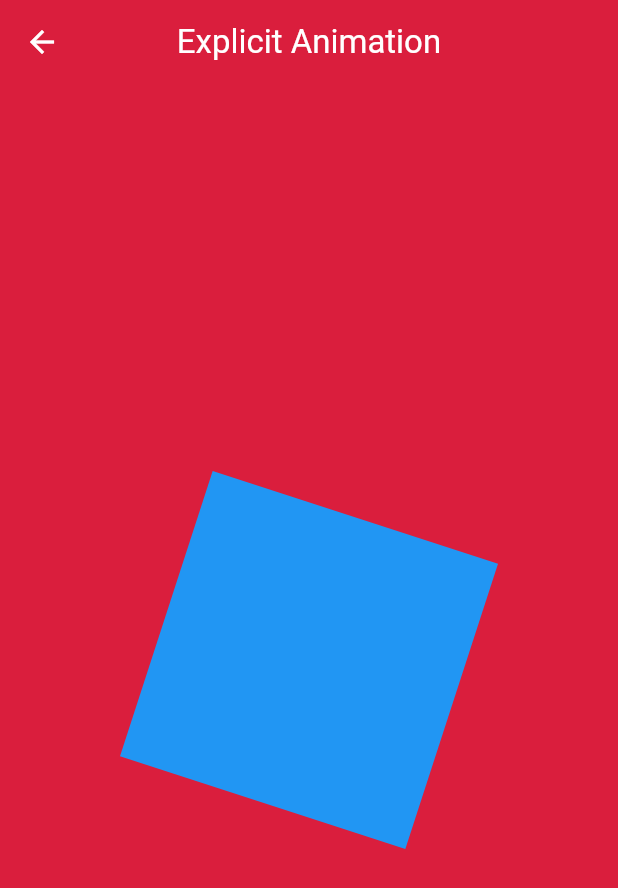
After one commit to sekolah-beta/sbi-2024, a Flutter app: the AnimasiDanInteraksiPengguna screen opened directly, scrolled down 576 dp, after a tap on "Explicit Animation", on a phone screen of 412 x 824 dp. The commit adds this screen. Shown: the top 888 px of the screen. Run offline on Flutter 3.47's test engine with Material 3 defaults, Android fonts, the phone set to English and light mode, and no system bars; our stand-ins replace fluttertoast.

Commit message:
feat: new explicit & implicit animation page

```diff
--- a/lib/06. animasi_dan_interaksi_pengguna/animasi_dan_interaksi_pengguna.dart
+++ b/lib/06. animasi_dan_interaksi_pengguna/animasi_dan_interaksi_pengguna.dart
@@ -4,6 +4,8 @@ import 'package:sbi_2024/06.%20animasi_dan_interaksi_pengguna/action/floating_ac
 import 'package:sbi_2024/06.%20animasi_dan_interaksi_pengguna/action/gesture_detector.dart';
 import 'package:sbi_2024/06.%20animasi_dan_interaksi_pengguna/action/icon_button.dart';
 import 'package:sbi_2024/06.%20animasi_dan_interaksi_pengguna/action/segmented_button.dart';
+import 'package:sbi_2024/06.%20animasi_dan_interaksi_pengguna/animation/explicit_animation.dart';
+import 'package:sbi_2024/06.%20animasi_dan_interaksi_pengguna/animation/implicit_animation.dart';
 import 'package:sbi_2024/06.%20animasi_dan_interaksi_pengguna/form_input/autocomplete.dart';
 import 'package:sbi_2024/06.%20animasi_dan_interaksi_pengguna/form_input/checkbox.dart';
 import 'package:sbi_2024/06.%20animasi_dan_interaksi_pengguna/form_input/datepicker.dart';
@@ -225,6 +227,28 @@ class _AnimasiDanInteraksiPenggunaState
                 },
               ),
             ),
+            const Text('Animation',
+                style: TextStyle(fontWeight: FontWeight.bold, fontSize: 16)),
+            Card(
+              child: ListTile(
+                title: const Text('Implicit Animation'),
+                onTap: () {
+                  Navigator.push(context, MaterialPageRoute(builder: (builder) {
+                    return const ImplicitAnimationScreen();
+                  }));
+                },
+              ),
+            ),
+            Card(
+              child: ListTile(
+                title: const Text('Explicit Animation'),
+                onTap: () {
+                  Navigator.push(context, MaterialPageRoute(builder: (builder) {
+                    return const ExplicitAnimationScreen();
+                  }));
+                },
+              ),
+            ),
           ],
         ),
       ),
--- /dev/null
+++ b/lib/06. animasi_dan_interaksi_pengguna/animation/explicit_animation.dart
@@ -0,0 +1,61 @@
+import 'package:flutter/material.dart';
+
+class ExplicitAnimationScreen extends StatefulWidget {
+  const ExplicitAnimationScreen({super.key});
+
+  @override
+  State<ExplicitAnimationScreen> createState() =>
+      _ExplicitAnimationScreenState();
+}
+
+class _ExplicitAnimationScreenState extends State<ExplicitAnimationScreen>
+    with SingleTickerProviderStateMixin {
+  late AnimationController _controller;
+  late Animation<double> _animation;
+
+  @override
+  void initState() {
+    super.initState();
+    _controller = AnimationController(
+      duration: const Duration(seconds: 2),
+      vsync: this,
+    )..repeat();
+
+    _animation = Tween(begin: 0.0, end: 1.0).animate(_controller);
+  }
+
+  @override
+  void dispose() {
+    _controller.dispose();
+    super.dispose();
+  }
+
+  @override
+  Widget build(BuildContext context) {
+    return Scaffold(
+      appBar: AppBar(
+        title: const Text('Explicit Animation'),
+        centerTitle: true,
+        foregroundColor: Colors.white,
+        backgroundColor: const Color(0xFFda1e3d),
+      ),
+      backgroundColor: const Color(0xFFda1e3d),
+      body: Center(
+        child: AnimatedBuilder(
+          animation: _animation,
+          child: Container(
+            width: 200.0,
+            height: 200.0,
+            color: Colors.blue,
+          ),
+          builder: (context, child) {
+            return Transform.rotate(
+              angle: _animation.value * 2.0 * 3.141592653589793,
+              child: child,
+            );
+          },
+        ),
+      ),
+    );
+  }
+}
```
Also changed, not shown: lib/06. animasi_dan_interaksi_pengguna/animation/implicit_animation.dart (added, +49 -0 lines).
